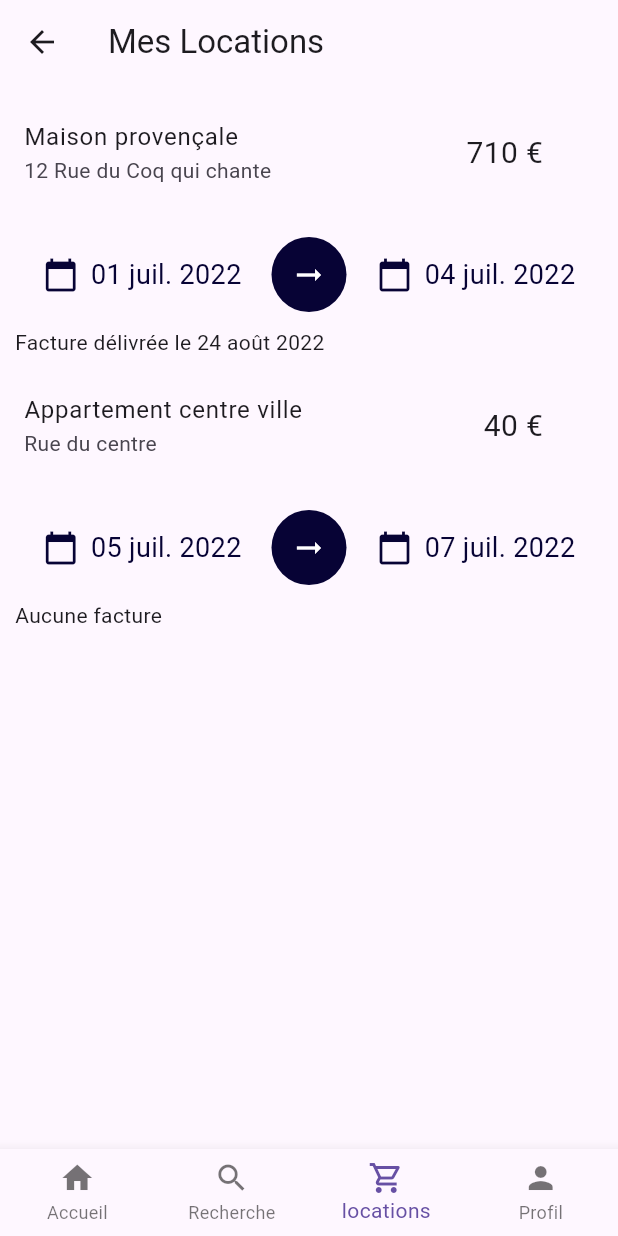
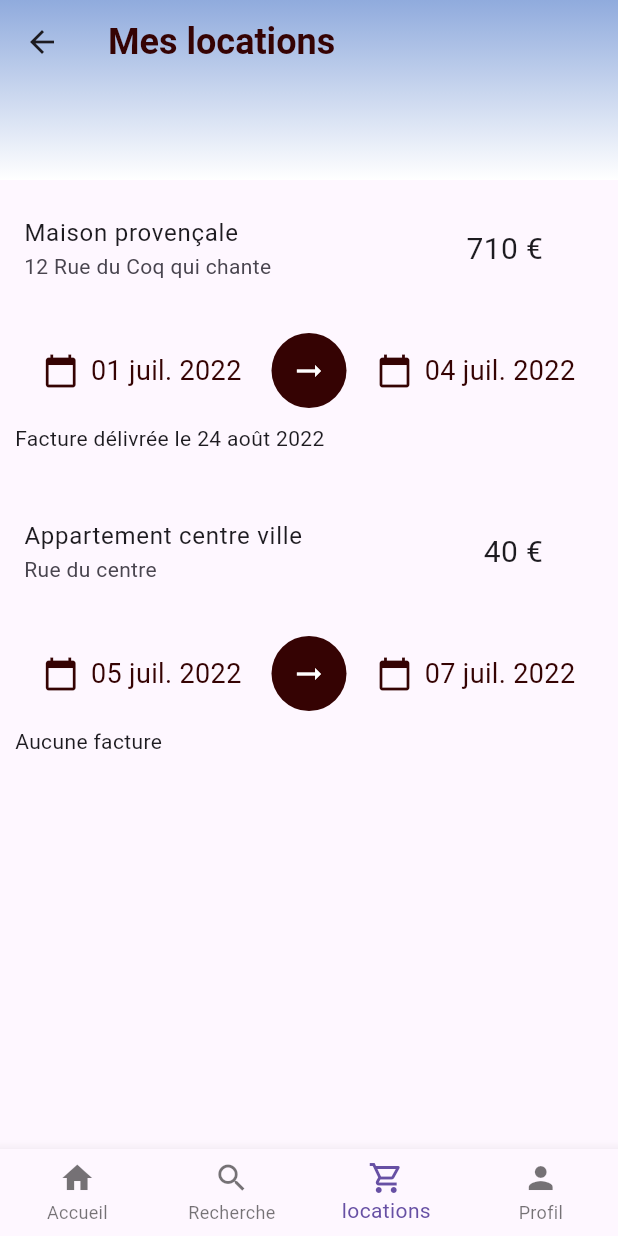
Before and after one commit to PerrineLVB/flutter-td-locations, a Flutter app: the LocationList screen opened by its route, on a phone screen of 412 x 824 dp. Run offline on Flutter 3.47's test engine with Material 3 defaults, Android fonts, the phone set to English and light mode, and no system bars; our stand-ins replace email_validator, google_fonts.

Commit message:
TD5 done, TD6 WIP

```diff
--- a/lib/colors.dart
+++ b/lib/colors.dart
@@ -1,4 +1,6 @@
 import 'package:flutter/material.dart';
 
-const darkBlue = Color.fromARGB(255, 7, 3, 53);
+const darkBlue = Color.fromARGB(255, 53, 3, 3);
+const mediumBlue = Color.fromARGB(255, 144, 171, 221);
 const lightBlue = Color.fromARGB(255, 195, 216, 255);
+const white = Color.fromARGB(255, 255, 255, 255);
--- a/lib/main.dart
+++ b/lib/main.dart
@@ -12,6 +12,7 @@ import 'package:location/views/location_list.dart';
 import 'package:location/views/login_page.dart';
 import 'package:location/views/profil.dart';
 import 'package:location/views/share/bottom_navigation_bar_widget.dart';
+import 'package:location/views/share/custom_app_bar.dart';
 
 
 void main() {
@@ -63,9 +64,7 @@ class MyHomePage extends StatelessWidget {
   Widget build(BuildContext context) {
     return Scaffold(
       bottomNavigationBar: const BottomNavigationBarWidget(0),
-      appBar: AppBar(
-        title: Text(title),
-      ),
+      appBar: CustomAppBar(titleContent: title),
       body: Center(
         child: Column(
           children: [
--- a/lib/views/habitation_details.dart
+++ b/lib/views/habitation_details.dart
@@ -4,6 +4,7 @@ import 'package:location/models/habitation.dart';
 import 'package:location/share/location_style.dart';
 import 'package:location/share/location_text_style.dart';
 import 'package:location/views/resa_location.dart';
+import 'package:location/views/share/custom_app_bar.dart';
 import 'package:location/views/share/habitation_features_widget.dart';
 
 class HabitationDetails extends StatefulWidget {
@@ -19,9 +20,7 @@ class _HabitationDetailsState extends State<HabitationDetails> {
   @override
   Widget build(BuildContext context) {
     return Scaffold(
-      appBar: AppBar(
-        title: Text(widget._habitation.libelle),
-      ),
+      appBar: CustomAppBar(titleContent: widget._habitation.libelle),
       body: ListView(
         padding: const EdgeInsets.all(4.0),
         children: [
--- a/lib/views/habitation_list.dart
+++ b/lib/views/habitation_list.dart
@@ -3,6 +3,7 @@ import 'package:intl/intl.dart';
 import 'package:location/models/habitation.dart';
 import 'package:location/services/habitation_service.dart';
 import 'package:location/views/habitation_details.dart';
+import 'package:location/views/share/custom_app_bar.dart';
 import 'package:location/views/share/habitation_features_widget.dart';
 
 class HabitationList extends StatelessWidget {
@@ -17,10 +18,7 @@ class HabitationList extends StatelessWidget {
   @override
   Widget build(BuildContext context) {
     return Scaffold(
-      appBar: AppBar(
-        title:
-            Text("Liste des ${isHouseList ? 'maisons' : 'appartements'}"),
-      ),
+      appBar: CustomAppBar(titleContent: "Liste des ${isHouseList ? 'maisons' : 'appartements'}"),
       body: Center(
         child: ListView.builder(
           itemCount: _habitations.length,
--- a/lib/views/location_list.dart
+++ b/lib/views/location_list.dart
@@ -5,6 +5,7 @@ import 'package:location/models/location.dart';
 import 'package:location/services/habitation_service.dart';
 import 'package:location/services/location_service.dart';
 import 'package:location/views/share/bottom_navigation_bar_widget.dart';
+import 'package:location/views/share/custom_app_bar.dart';
 
 class LocationListArgument {
   final String routeNameNext;
@@ -34,9 +35,7 @@ class _LocationListState extends State<LocationList> {
   @override
   Widget build(BuildContext context) {
     return Scaffold(
-      appBar: AppBar(
-        title: const Text('Mes Locations'),
-      ),
+      appBar: CustomAppBar(titleContent: 'Mes locations'),
       body: Center(
         child: FutureBuilder(
           future: _locations,
@@ -63,7 +62,9 @@ class _LocationListState extends State<LocationList> {
   }
 
   _buildRow(Location location, BuildContext context) {
-    return Column(
+    return Container(
+      margin: EdgeInsets.only(bottom: 20),
+      child: Column(
         mainAxisAlignment: MainAxisAlignment.center,
         crossAxisAlignment: CrossAxisAlignment.start,
         children: [
@@ -146,6 +147,7 @@ class _LocationListState extends State<LocationList> {
             ),
           ),
         ],
+      ),
     );
   }
 }
--- a/lib/views/resa_location.dart
+++ b/lib/views/resa_location.dart
@@ -2,6 +2,7 @@ import 'package:flutter/material.dart';
 import 'package:intl/intl.dart';
 import 'package:location/colors.dart';
 import 'package:location/models/habitation.dart';
+import 'package:location/views/share/custom_app_bar.dart';
 
 class ResaLocation extends StatefulWidget {
   final Habitation habitation;
@@ -225,9 +226,7 @@ class _ResaLocationState extends State<ResaLocation> {
   @override
   Widget build(BuildContext context) {
     return Scaffold(
-      appBar: AppBar(
-        title: const Text('Reservation'),
-      ),
+      appBar: CustomAppBar(titleContent: 'Réservation'),
       body: ListView(
         padding: const EdgeInsets.all(4.0),
         children: [
--- /dev/null
+++ b/lib/views/share/custom_app_bar.dart
@@ -0,0 +1,39 @@
+import 'package:flutter/material.dart';
+import 'package:location/colors.dart';
+
+class CustomAppBar extends StatelessWidget implements PreferredSizeWidget {
+  final String titleContent;
+
+  const CustomAppBar({
+    super.key,
+    required this.titleContent,
+  });
+
+  @override
+  Size get preferredSize => const Size.fromHeight(120.0);
+
+  @override
+  Widget build(BuildContext context) {
+    return AppBar(
+      title: Text(
+        titleContent,
+        style: TextStyle(
+          color: darkBlue,
+          fontSize: 24,
+          fontWeight: FontWeight.bold,
+        ),
+      ),
+      flexibleSpace: Container(
+          decoration: BoxDecoration(
+        gradient: LinearGradient(
+          begin: Alignment.topCenter,
+          end: Alignment.bottomCenter,
+          colors: <Color>[
+            mediumBlue,
+            white,
+          ],
+        ),
+      )),
+    );
+  }
+}
```
Also changed, not shown: lib/views/profil.dart (+9 -1 lines). Lines whose indentation alone changed are shown as unchanged.
